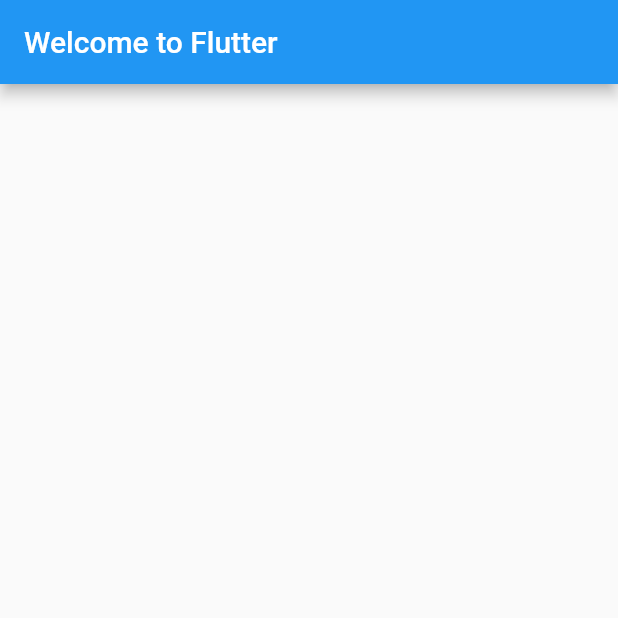
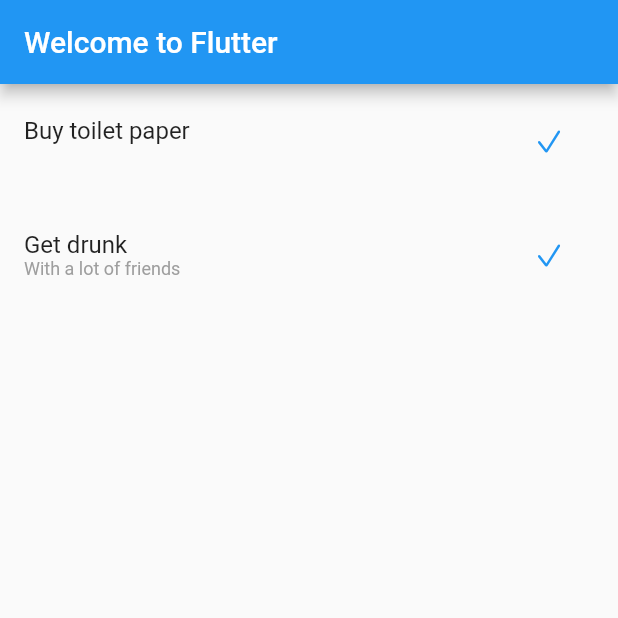
Before and after one commit to pavekovt/bill_manager, a Flutter app: the screen it shows after launch, on a phone screen of 412 x 824 dp, the top half of it. Run offline on Flutter 3.47's test engine with Material 2 defaults, Android fonts, the phone set to English and light mode, and no system bars; our stand-ins replace flutter_redux, redux.

Commit message:
Basic todo app test

```diff
--- a/lib/Actions/TodoActions.dart
+++ b/lib/Actions/TodoActions.dart
@@ -3,18 +3,15 @@ import 'package:flutter_native/Domain/Todo.dart';
 
 class RemoveTodoAction {
   String todoId;
-
   RemoveTodoAction({this.todoId});
 }
 
 class AddTodoAction {
   Todo payload;
-
   AddTodoAction({this.payload});
 }
 
-class CompleteTodoAction {
+class ToggleTodoAction {
   String todoId;
-
-  CompleteTodoAction({this.todoId});
+  ToggleTodoAction({this.todoId});
 }
--- /dev/null
+++ b/lib/Containers/TodoListContainer.dart
@@ -0,0 +1,30 @@
+import 'package:flutter/cupertino.dart';
+import 'package:flutter_native/Actions/TodoActions.dart';
+import 'package:flutter_native/Domain/Todo.dart';
+import 'package:flutter_native/Reducers/AppState.dart';
+import 'package:flutter_native/Widgets/TodoListWidget.dart';
+import 'package:flutter_native/Widgets/TodoWidget.dart';
+import 'package:flutter_redux/flutter_redux.dart';
+
+class TodoListContainer extends StatelessWidget {
+  @override
+  Widget build(BuildContext context) =>
+      Center(
+          child: StoreConnector<AppState, _ViewModel>(
+            converter: (store) => _ViewModel(
+                todos: store.state.todos,
+                toggle: (id) => store.dispatch(ToggleTodoAction(todoId: id))
+            ),
+              builder: (context, vm) => TodoListWidget(
+                todos: vm.todos,
+                toggle: vm.toggle
+              )
+          ));
+}
+
+class _ViewModel {
+  List<Todo> todos;
+  ToggleTodoFunction toggle;
+
+  _ViewModel({this.todos, this.toggle});
+}
--- a/lib/Reducers/AppState.dart
+++ b/lib/Reducers/AppState.dart
@@ -13,4 +13,5 @@ class AppState {
 final appReducer = combineReducers<AppState>([
     TypedReducer<AppState, AddTodoAction>(addTodoReducer),
     TypedReducer<AppState, RemoveTodoAction>(removeTodoReducer),
+    TypedReducer<AppState, ToggleTodoAction>(toggleTodoReducer),
 ]);
--- a/lib/Reducers/TodoReducer.dart
+++ b/lib/Reducers/TodoReducer.dart
@@ -1,9 +1,20 @@
 
 import 'package:flutter_native/Actions/TodoActions.dart';
 import 'package:flutter_native/Reducers/AppState.dart';
+
+typedef AppState Test(state, action);
 
 final addTodoReducer = (AppState state, AddTodoAction action) =>
     AppState(todos: state.todos..add(action.payload));
 
 final removeTodoReducer = (AppState state, RemoveTodoAction action) =>
     AppState(todos: state.todos.where((todo) => todo.id != action.todoId).toList());
+
+final toggleTodoReducer = (AppState state, ToggleTodoAction action) =>
+    AppState(
+        todos:
+          state.todos.fold([], (array, todo) {
+            if (todo.id == action.todoId) todo.completed = !todo.completed;
+            return array..add(todo);
+          })
+    );
--- a/lib/Widgets/TodoList.dart
+++ /dev/null
@@ -1,29 +0,0 @@
-import 'package:flutter/cupertino.dart';
-import 'package:flutter_native/Actions/TodoActions.dart';
-import 'package:flutter_native/Domain/Todo.dart';
-import 'package:flutter_native/Reducers/AppState.dart';
-import 'package:flutter_native/Widgets/TodoWidget.dart';
-import 'package:flutter_redux/flutter_redux.dart';
-
-class TodoList extends StatelessWidget {
-  @override
-  Widget build(BuildContext context) =>
-      Center(
-          child: StoreConnector<AppState, List<Todo>>(
-            converter: (store) => store.state.todos,
-            builder: (context, todos) =>
-                Column(
-                    children: todos
-                        .map((todo) =>
-                        TodoWidget(
-                          todo: todo,
-                          complete: () { StoreConnector<AppState, VoidCallback>(
-                            converter: (store) => () => store.dispatch(CompleteTodoAction(todoId: todo.id)),
-                            builder: (context, VoidCallback) {
-
-                            },
-                          )},
-                        ))
-                        .toList()),
-          ));
-}
--- /dev/null
+++ b/lib/Widgets/TodoListWidget.dart
@@ -0,0 +1,21 @@
+import 'package:flutter/cupertino.dart';
+import 'package:flutter_native/Domain/Todo.dart';
+import 'package:flutter_native/Widgets/TodoWidget.dart';
+
+class TodoListWidget extends StatelessWidget {
+  final List<Todo> todos;
+  final ToggleTodoFunction toggle;
+
+  const TodoListWidget({Key key, @required this.toggle, @required this.todos})
+      : super(key: key);
+
+  @override
+  Widget build(BuildContext context) {
+    return Column(
+        children: todos.map((todo) => TodoWidget(
+          todo: todo,
+          toggle: toggle,
+        )).toList()
+    );
+  }
+}
--- a/lib/Widgets/TodoWidget.dart
+++ b/lib/Widgets/TodoWidget.dart
@@ -1,25 +1,51 @@
 import 'package:flutter/cupertino.dart';
+import 'package:flutter/material.dart';
 import 'package:flutter_native/Domain/Todo.dart';
 
+typedef ToggleTodoFunction(String id);
+
 class TodoWidget extends StatelessWidget {
+  final Todo todo;
+  final ToggleTodoFunction toggle;
 
-  final Todo todo;
-  final Function complete;
-
-  TodoWidget({Key key, this.todo, this.complete}) : super(key: key);
+  TodoWidget({Key key, this.todo, this.toggle}) : super(key: key);
 
   @override
-  Widget build(BuildContext context) =>
-    Column(
-      children: <Widget>[
-        Text(todo.title),
-        Text(todo.description),
-        CupertinoButton(
-          color: CupertinoColors.activeOrange,
-          disabledColor: CupertinoColors.activeGreen,
-          onPressed: () => todo.completed ? null : complete(),
-          child: Icon(todo.completed ? CupertinoIcons.check_mark_circled_solid : CupertinoIcons.check_mark),
-        )
-      ],
-    );
+  Widget build(BuildContext context) => Padding(
+      padding: EdgeInsets.all(16.0),
+      child: Row(
+        children: <Widget>[
+          Column(
+            mainAxisAlignment: MainAxisAlignment.end,
+            children: [
+              Container(
+                width: 200,
+                child: Text(
+                  todo.title,
+                  style: TextStyle(fontSize: 16),
+                  textAlign: TextAlign.left,
+                )
+              ),
+              Container(
+                width: 200,
+                child: Text(
+                  todo.description ?? "",
+                  style: TextStyle(color: Colors.grey, fontSize: 12),
+                  textAlign: TextAlign.left,
+                )
+              )
+            ],
+          ),
+          Spacer(flex: 2),
+          Expanded(
+              child: CupertinoButton(
+                padding:
+                EdgeInsets.only(left: 20, top: 10.0, bottom: 10.0, right: 20.0),
+                onPressed: () => toggle(todo.id),
+                child: Icon(todo.completed
+                ? CupertinoIcons.check_mark_circled_solid
+                : CupertinoIcons.check_mark),
+          )),
+        ],
+      ));
 }
--- a/lib/main.dart
+++ b/lib/main.dart
@@ -5,11 +5,12 @@ import 'package:flutter_redux/flutter_redux.dart';
 import 'package:redux/redux.dart';
 
 import 'Domain/Todo.dart';
-import 'Widgets/TodoList.dart';
+import 'Containers/TodoListContainer.dart';
 
 void main() {
   final store = new Store<AppState>(appReducer, initialState: AppState(todos: [
-//    Todo(id: "1", title: "Hello", description: "Ya", completed: false)
+    Todo(id: "1", title: "Buy toilet paper", completed: false),
+    Todo(id: "2", title: "Get drunk", description: "With a lot of friends", completed: false)
   ]));
 
   runApp(TodoApp(title: "YA!", store: store,));
@@ -33,7 +34,7 @@ class TodoApp extends StatelessWidget {
             title: Text('Welcome to Flutter'),
           ),
           body: Center(
-            child: TodoList()
+            child: TodoListContainer()
           ),
         ),
       ),
```
